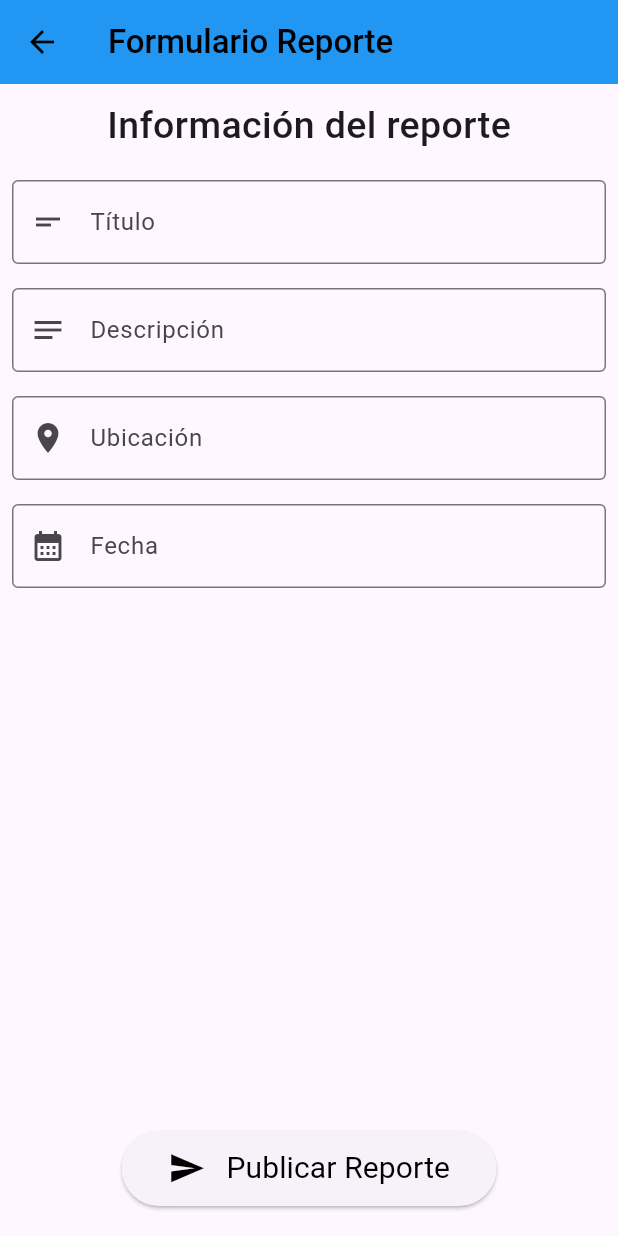
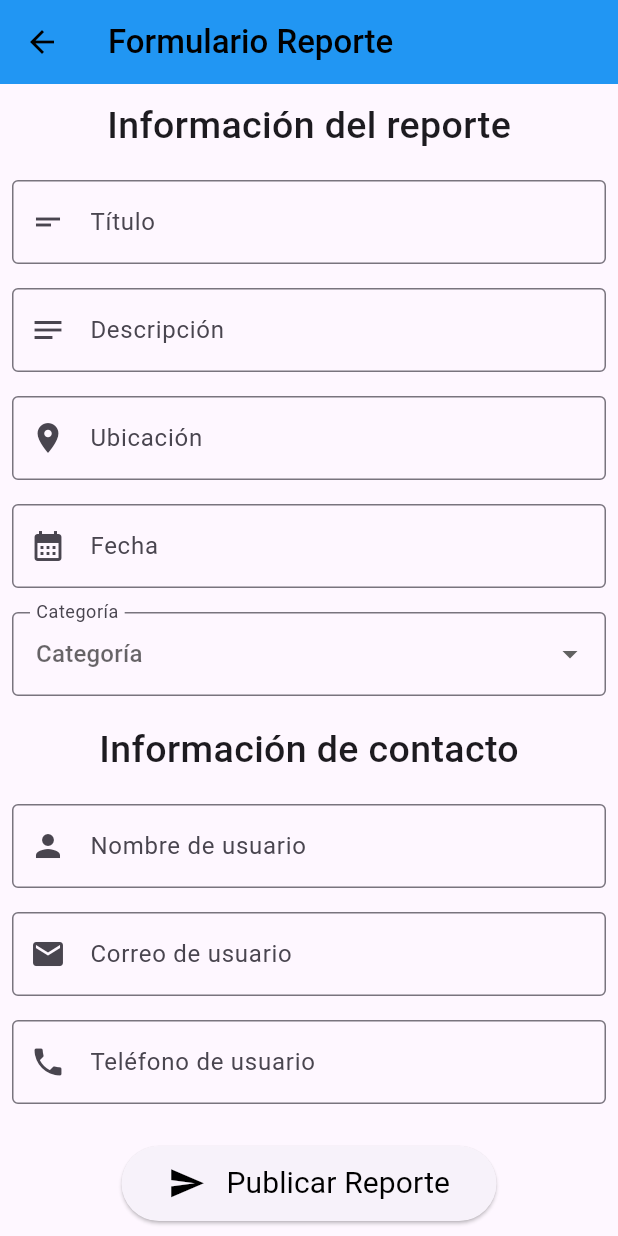
Before and after one commit to jmonsalve622/Proyecto-Ing-SW-10, a Flutter app: the CreateReportPage screen opened directly, on a phone screen of 412 x 824 dp. Run offline on Flutter 3.47's test engine with Material 3 defaults, Android fonts, the light colour scheme and no system bars.

Commit message:
Creación de reporte lista para revisión

```diff
--- a/lib/pages/create_report_page.dart
+++ b/lib/pages/create_report_page.dart
@@ -15,7 +15,12 @@ class _CreateReportPageState extends State<CreateReportPage> {
   final TextEditingController _titleController = TextEditingController();
   final TextEditingController _descriptionController = TextEditingController();
   final TextEditingController _ubicationController = TextEditingController();
-  final TextEditingController _fechaController = TextEditingController();
+  final TextEditingController _dateController = TextEditingController();
+  final TextEditingController _categoryController = TextEditingController();
+  final List<String> categoryOptions = ["Estudio", "Tecnología", "Personal", "Higene", "Ropa", "Deportivo", "Otros"];
+  final TextEditingController _userNameController = TextEditingController();
+  final TextEditingController _userEmailController = TextEditingController();
+  final TextEditingController _userPhoneController = TextEditingController();
 
   DateTime? pickedDate;
 
@@ -28,7 +33,8 @@ class _CreateReportPageState extends State<CreateReportPage> {
         title: const Text("Formulario Reporte",
             style: TextStyle(fontWeight: FontWeight.w500)),
       ),
-      body: Column(children: [
+      body: Column(
+        children: [
         const Padding(
           padding: EdgeInsets.all(10),
           child: Text("Información del reporte",
@@ -73,7 +79,7 @@ class _CreateReportPageState extends State<CreateReportPage> {
         Padding(
           padding: const EdgeInsets.all(8),
           child: TextField(
-            controller: _fechaController,
+            controller: _dateController,
             readOnly: true,
             decoration: const InputDecoration(
               labelText: 'Fecha',
@@ -89,10 +95,73 @@ class _CreateReportPageState extends State<CreateReportPage> {
                 lastDate: DateTime(2100),
               );
               if (pickedDate != null) {
-                _fechaController.text =
+                _dateController.text =
                     "${pickedDate!.day}/${pickedDate!.month}/${pickedDate!.year}";
               }
             },
+          ),
+        ),
+        Padding(
+          padding: const EdgeInsets.all(8),
+          child: DropdownButtonFormField<String>(
+            decoration: InputDecoration(
+            labelText: "Categoría",
+            border: OutlineInputBorder(),
+            contentPadding: const EdgeInsets.symmetric(horizontal: 12, vertical: 16),
+            ),
+            hint: Text("Categoría"),
+            initialValue: _categoryController.text.isEmpty ? null : _categoryController.text,
+            items: categoryOptions.map((String value) {
+              return DropdownMenuItem<String>(
+                value: value,
+                child: Text(value),
+            );}).toList(),
+            onChanged: (String? newValue) {
+              setState(() {
+                _categoryController.text = newValue!;
+              });
+            },
+          )
+        ),
+        const Padding(
+          padding: EdgeInsets.all(10),
+          child: Text("Información de contacto",
+              style: TextStyle(fontSize: 25, fontWeight: FontWeight.w500)),
+        ),
+        Padding(
+          padding: const EdgeInsets.all(8),
+          child: TextField(
+            controller: _userNameController,
+            decoration: const InputDecoration(
+              labelText: "Nombre de usuario",
+              hintText: "Ingrese su nombre de usuario",
+              border: OutlineInputBorder(),
+              prefixIcon: Icon(Icons.person),
+            ),
+          ),
+        ),
+        Padding(
+          padding: const EdgeInsets.all(8),
+          child: TextField(
+            controller: _userEmailController,
+            decoration: const InputDecoration(
+              labelText: "Correo de usuario",
+              hintText: "Ingrese su correo institucional",
+              border: OutlineInputBorder(),
+              prefixIcon: Icon(Icons.email),
+            ),
+          ),
+        ),
+        Padding(
+          padding: const EdgeInsets.all(8),
+          child: TextField(
+            controller: _userPhoneController,
+            decoration: const InputDecoration(
+              labelText: "Teléfono de usuario",
+              hintText: "Ingrese su teléfono de contacto",
+              border: OutlineInputBorder(),
+              prefixIcon: Icon(Icons.phone),
+            ),
           ),
         ),
         const Spacer(),
@@ -114,7 +183,7 @@ class _CreateReportPageState extends State<CreateReportPage> {
                   title: _titleController.text,
                   description: _descriptionController.text,
                   ubication: _ubicationController.text,
-                  category: "General",
+                  category: _categoryController.text,
                   dateReported: DateTime.now(),
                   userId: "user123", //Usuario de prueba
                   notas: "",
@@ -140,7 +209,8 @@ class _CreateReportPageState extends State<CreateReportPage> {
               ),
             ),
           ),
-        )
+        ),
+        const Spacer()
       ]),
     );
   }
```
